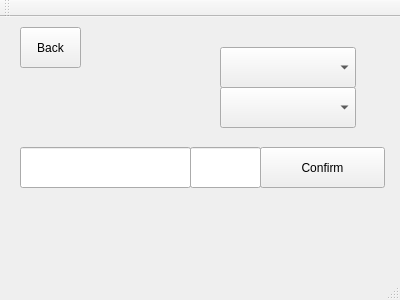
Qt form RoomClient/settingswindow.ui (ljmc2000/VirtualConcertHall) before a commit.
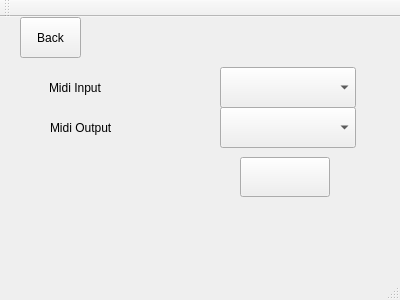
The same form after that commit.

Commit message: added sign in and out buttons

Diff of the .ui file:
```diff
--- a/RoomClient/settingswindow.ui
+++ b/RoomClient/settingswindow.ui
@@ -18,50 +18,17 @@
     <property name="geometry">
      <rect>
       <x>220</x>
-      <y>30</y>
+      <y>50</y>
       <width>136</width>
       <height>41</height>
      </rect>
     </property>
    </widget>
-   <widget class="QLineEdit" name="serverIPBox">
-    <property name="geometry">
-     <rect>
-      <x>20</x>
-      <y>130</y>
-      <width>171</width>
-      <height>41</height>
-     </rect>
-    </property>
-   </widget>
-   <widget class="QPushButton" name="confirmButton">
-    <property name="geometry">
-     <rect>
-      <x>260</x>
-      <y>130</y>
-      <width>125</width>
-      <height>41</height>
-     </rect>
-    </property>
-    <property name="text">
-     <string>Confirm</string>
-    </property>
-   </widget>
-   <widget class="QLineEdit" name="serverPortBox">
-    <property name="geometry">
-     <rect>
-      <x>190</x>
-      <y>130</y>
-      <width>71</width>
-      <height>41</height>
-     </rect>
-    </property>
-   </widget>
    <widget class="QPushButton" name="backButton">
     <property name="geometry">
      <rect>
       <x>20</x>
-      <y>10</y>
+      <y>0</y>
       <width>61</width>
       <height>41</height>
      </rect>
@@ -74,12 +41,64 @@
     <property name="geometry">
      <rect>
       <x>220</x>
-      <y>70</y>
+      <y>90</y>
       <width>136</width>
       <height>41</height>
      </rect>
     </property>
    </widget>
+   <widget class="QLabel" name="midiInputLabel">
+    <property name="geometry">
+     <rect>
+      <x>49</x>
+      <y>50</y>
+      <width>171</width>
+      <height>41</height>
+     </rect>
+    </property>
+    <property name="text">
+     <string>Midi Input</string>
+    </property>
+   </widget>
+   <widget class="QLabel" name="midiOutputLabel">
+    <property name="geometry">
+     <rect>
+      <x>50</x>
+      <y>90</y>
+      <width>171</width>
+      <height>41</height>
+     </rect>
+    </property>
+    <property name="text">
+     <string>Midi Output</string>
+    </property>
+   </widget>
+   <widget class="QLabel" name="signinLabel">
+    <property name="geometry">
+     <rect>
+      <x>49</x>
+      <y>150</y>
+      <width>161</width>
+      <height>25</height>
+     </rect>
+    </property>
+    <property name="text">
+     <string/>
+    </property>
+   </widget>
+   <widget class="QPushButton" name="signinButton">
+    <property name="geometry">
+     <rect>
+      <x>240</x>
+      <y>140</y>
+      <width>90</width>
+      <height>40</height>
+     </rect>
+    </property>
+    <property name="text">
+     <string/>
+    </property>
+   </widget>
   </widget>
   <widget class="QMenuBar" name="menuBar">
    <property name="geometry">
```
The commit also changes 7 other files.
